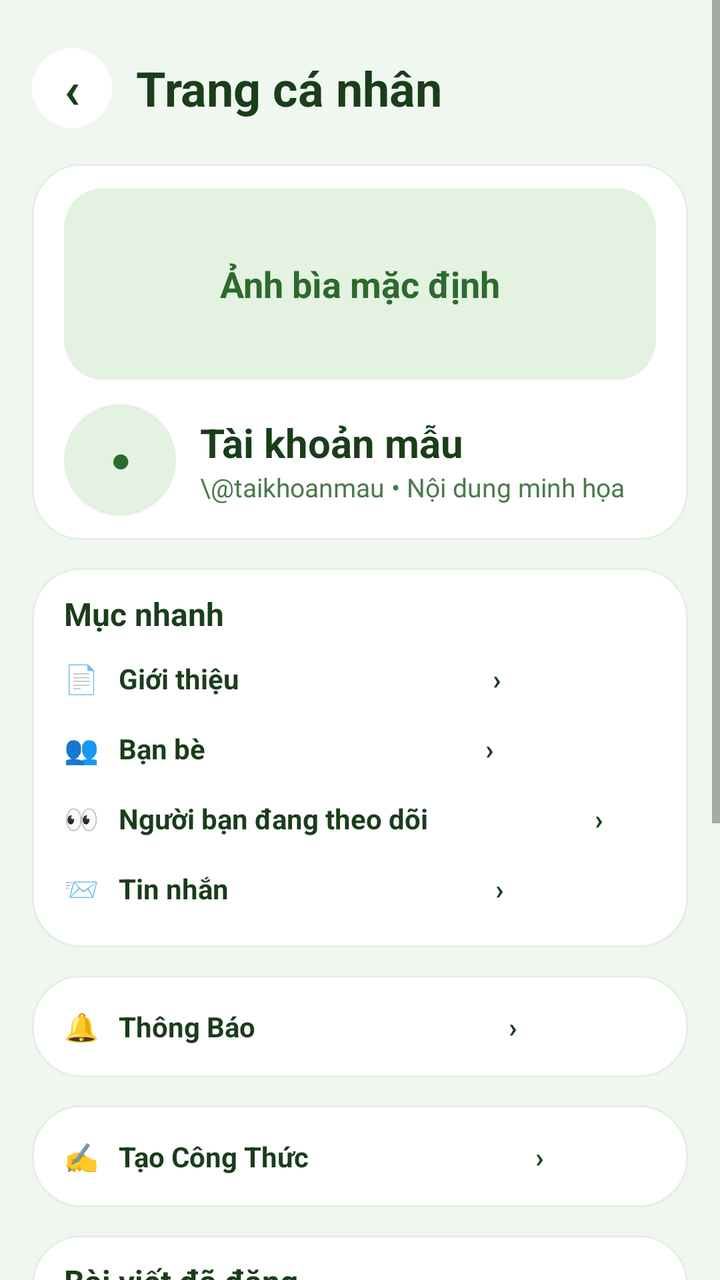
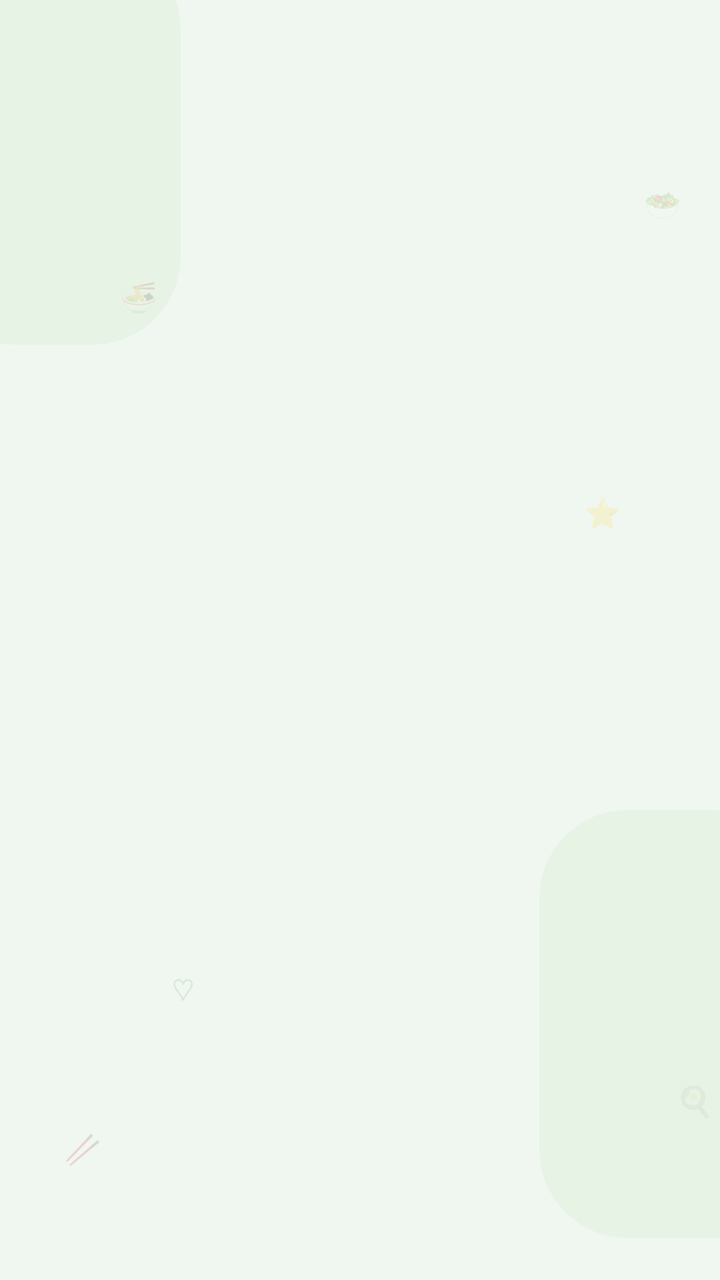

Compare the two renders of this Android layout. The source of the first and the diff that turns it into the second are given below.
<!-- AndroidManifest.xml: application theme AppTheme -->
<!-- res/layout/activity_frame_25_my_profile.xml -->
<?xml version="1.0" encoding="utf-8"?>
<ScrollView xmlns:android="http://schemas.android.com/apk/res/android"
    android:layout_width="match_parent"
    android:layout_height="match_parent"
    android:background="@color/panda_bg"
    android:fillViewport="true">

    <LinearLayout
        android:id="@id/screen_content"
        android:layout_width="match_parent"
        android:layout_height="wrap_content"
        android:orientation="vertical"
        android:paddingStart="16dp"
        android:paddingTop="24dp"
        android:paddingEnd="16dp"
        android:paddingBottom="24dp">

        <LinearLayout
            android:layout_width="match_parent"
            android:layout_height="wrap_content"
            android:gravity="center_vertical"
            android:orientation="horizontal"
            android:paddingBottom="10dp">

            <TextView
                android:layout_width="40dp"
                android:layout_height="40dp"
                android:background="@drawable/bg_circle_white"
                android:gravity="center"
                android:text="‹"
                android:textColor="@color/panda_green_dark"
                android:textSize="26sp"
                android:textStyle="bold" />

            <TextView
                android:layout_width="0dp"
                android:layout_height="wrap_content"
                android:layout_marginStart="12dp"
                android:layout_weight="1"
                android:text="Trang cá nhân"
                android:textColor="@color/panda_green_dark"
                android:textSize="24sp"
                android:textStyle="bold" />
        </LinearLayout>

        <LinearLayout
            android:layout_width="match_parent"
            android:layout_height="wrap_content"
            android:layout_marginTop="8dp"
            android:layout_marginBottom="6dp"
            android:background="@drawable/bg_figma_card"
            android:orientation="vertical"
            android:paddingStart="16dp"
            android:paddingTop="12dp"
            android:paddingEnd="16dp"
            android:paddingBottom="12dp">

            <TextView
                android:layout_width="match_parent"
                android:layout_height="96dp"
                android:background="@drawable/bg_figma_cover"
                android:gravity="center"
                android:text="Ảnh bìa mặc định"
                android:textColor="@color/panda_green"
                android:textSize="18sp"
                android:textStyle="bold" />

            <LinearLayout
                android:layout_width="match_parent"
                android:layout_height="wrap_content"
                android:gravity="center_vertical"
                android:orientation="horizontal"
                android:paddingTop="12dp">

                <TextView
                    android:layout_width="56dp"
                    android:layout_height="56dp"
                    android:background="@drawable/bg_figma_avatar"
                    android:gravity="center"
                    android:text="●"
                    android:textColor="@color/panda_green"
                    android:textSize="16sp"
                    android:textStyle="bold" />

                <LinearLayout
                    android:layout_width="0dp"
                    android:layout_height="wrap_content"
                    android:layout_marginStart="12dp"
                    android:layout_weight="1"
                    android:orientation="vertical">

                    <TextView
                        android:layout_width="match_parent"
                        android:layout_height="wrap_content"
                        android:text="Tài khoản mẫu"
                        android:textColor="@color/panda_green_dark"
                        android:textSize="20sp"
                        android:textStyle="bold" />

                    <TextView
                        android:layout_width="match_parent"
                        android:layout_height="wrap_content"
                        android:text="\@taikhoanmau • Nội dung minh họa"
                        android:textColor="@color/panda_green_mid"
                        android:textSize="13sp" />
                </LinearLayout>
            </LinearLayout>
        </LinearLayout>

        <LinearLayout
            android:layout_width="match_parent"
            android:layout_height="wrap_content"
            android:layout_marginTop="8dp"
            android:layout_marginBottom="6dp"
            android:background="@drawable/bg_figma_card"
            android:orientation="vertical"
            android:paddingStart="16dp"
            android:paddingTop="12dp"
            android:paddingEnd="16dp"
            android:paddingBottom="12dp">

            <TextView
                android:layout_width="match_parent"
                android:layout_height="wrap_content"
                android:text="Mục nhanh"
                android:textColor="@color/panda_green_dark"
                android:textSize="16sp"
                android:textStyle="bold" />

            <TextView
                android:layout_width="match_parent"
                android:layout_height="wrap_content"
                android:paddingTop="12dp"
                android:paddingBottom="8dp"
                android:text="📄   Giới thiệu                                      ›"
                android:textColor="@color/panda_green_dark"
                android:textSize="14sp"
                android:textStyle="bold" />

            <TextView
                android:layout_width="match_parent"
                android:layout_height="wrap_content"
                android:paddingTop="8dp"
                android:paddingBottom="8dp"
                android:text="👥   Bạn bè                                          ›"
                android:textColor="@color/panda_green_dark"
                android:textSize="14sp"
                android:textStyle="bold" />

            <TextView
                android:layout_width="match_parent"
                android:layout_height="wrap_content"
                android:paddingTop="8dp"
                android:paddingBottom="8dp"
                android:text="👀   Người bạn đang theo dõi                         ›"
                android:textColor="@color/panda_green_dark"
                android:textSize="14sp"
                android:textStyle="bold" />

            <TextView
                android:layout_width="match_parent"
                android:layout_height="wrap_content"
                android:paddingTop="8dp"
                android:paddingBottom="8dp"
                android:text="📨   Tin nhắn                                        ›"
                android:textColor="@color/panda_green_dark"
                android:textSize="14sp"
                android:textStyle="bold" />
        </LinearLayout>

        <TextView
            android:layout_width="match_parent"
            android:layout_height="wrap_content"
            android:layout_marginTop="8dp"
            android:layout_marginBottom="6dp"
            android:background="@drawable/bg_figma_card"
            android:padding="16dp"
            android:text="🔔   Thông Báo                                      ›"
            android:textColor="@color/panda_green_dark"
            android:textSize="14sp"
            android:textStyle="bold" />

        <TextView
            android:layout_width="match_parent"
            android:layout_height="wrap_content"
            android:layout_marginTop="8dp"
            android:layout_marginBottom="6dp"
            android:background="@drawable/bg_figma_card"
            android:padding="16dp"
            android:text="✍️   Tạo Công Thức                                  ›"
            android:textColor="@color/panda_green_dark"
            android:textSize="14sp"
            android:textStyle="bold" />

        <LinearLayout
            android:layout_width="match_parent"
            android:layout_height="wrap_content"
            android:layout_marginTop="8dp"
            android:layout_marginBottom="6dp"
            android:background="@drawable/bg_figma_card"
            android:orientation="vertical"
            android:paddingStart="16dp"
            android:paddingTop="12dp"
            android:paddingEnd="16dp"
            android:paddingBottom="12dp">

            <TextView
                android:layout_width="match_parent"
                android:layout_height="wrap_content"
                android:text="Bài viết đã đăng"
                android:textColor="@color/panda_green_dark"
                android:textSize="16sp"
                android:textStyle="bold" />

            <TextView
                android:layout_width="match_parent"
                android:layout_height="wrap_content"
                android:layout_marginTop="10dp"
                android:background="@drawable/bg_figma_post_card"
                android:padding="12dp"
                android:text="Tài khoản mẫu&#10;2 giờ trước&#10;&#10;Bài viết mẫu: Bữa tối tự nấu hôm nay — một chút yêu thương từ căn bếp nhỏ. 🥗&#10;&#10;12 thích     4 bình luận"
                android:textColor="@color/panda_green_dark"
                android:textSize="14sp" />

            <TextView
                android:layout_width="match_parent"
                android:layout_height="wrap_content"
                android:layout_marginTop="10dp"
                android:background="@drawable/bg_figma_post_card"
                android:padding="12dp"
                android:text="Tài khoản mẫu&#10;Hôm qua&#10;&#10;Bài viết mẫu: Cuối tuần thử một công thức mới. Bạn thích nấu món gì nhất?&#10;&#10;8 thích     2 bình luận"
                android:textColor="@color/panda_green_dark"
                android:textSize="14sp" />
        </LinearLayout>
    </LinearLayout>
</ScrollView>
<!-- resources referenced by this layout -->
<resources>
  <color name="panda_bg">#F0F7F0</color>
  <color name="panda_green">#2D6A2D</color>
  <color name="panda_green_dark">#1A3D1A</color>
  <color name="panda_green_mid">#4A7A4A</color>
  <!-- drawable bg_circle_white (drawable) -->
  <?xml version="1.0" encoding="utf-8"?>
  <shape xmlns:android="http://schemas.android.com/apk/res/android"
      android:shape="oval">
      <solid android:color="@color/panda_card" />
  </shape>
  <!-- drawable bg_figma_avatar (drawable) -->
  <?xml version="1.0" encoding="utf-8"?>
  <shape xmlns:android="http://schemas.android.com/apk/res/android"
      android:shape="oval">
      <solid android:color="@color/panda_mint" />
  </shape>
  <!-- drawable bg_figma_card (drawable) -->
  <?xml version="1.0" encoding="utf-8"?>
  <shape xmlns:android="http://schemas.android.com/apk/res/android"
      android:shape="rectangle">
      <solid android:color="@color/panda_card" />
      <stroke
          android:width="1dp"
          android:color="@color/panda_border" />
      <corners android:radius="24dp" />
  </shape>
  <!-- drawable bg_figma_cover (drawable) -->
  <?xml version="1.0" encoding="utf-8"?>
  <shape xmlns:android="http://schemas.android.com/apk/res/android"
      android:shape="rectangle">
      <solid android:color="@color/panda_mint" />
      <corners android:radius="20dp" />
  </shape>
  <!-- drawable bg_figma_post_card (drawable) -->
  <?xml version="1.0" encoding="utf-8"?>
  <shape xmlns:android="http://schemas.android.com/apk/res/android"
      android:shape="rectangle">
      <solid android:color="@color/panda_card_soft" />
      <stroke
          android:width="1dp"
          android:color="@color/panda_border" />
      <corners android:radius="18dp" />
  </shape>
  <style name="AppTheme" parent="@android:style/Theme.Material.Light.NoActionBar">
          <item name="android:fontFamily">sans-serif</item>
          <item name="android:windowLightStatusBar">true</item>
          <item name="android:statusBarColor">@color/panda_bg</item>
          <item name="android:navigationBarColor">@color/panda_bg</item>
          <item name="android:colorAccent">@color/panda_green</item>
      </style>
  <color name="panda_card">#FFFFFF</color>
  <color name="panda_mint">#E4F2E1</color>
  <color name="panda_border">#E5EFE2</color>
  <color name="panda_card_soft">#F8FBF8</color>
</resources>

<!-- the commit's change to res/layout/activity_frame_25_my_profile.xml (unified diff, before → after) -->
@@ -1,236 +1,101 @@
 <?xml version="1.0" encoding="utf-8"?>
-<ScrollView xmlns:android="http://schemas.android.com/apk/res/android"
+<FrameLayout xmlns:android="http://schemas.android.com/apk/res/android"
     android:layout_width="match_parent"
     android:layout_height="match_parent"
-    android:background="@color/panda_bg"
-    android:fillViewport="true">
+    android:background="@color/panda_bg">
 
-    <LinearLayout
-        android:id="@id/screen_content"
+    <View
+        android:layout_width="126dp"
+        android:layout_height="202dp"
+        android:layout_marginStart="-36dp"
+        android:layout_marginTop="-30dp"
+        android:alpha="0.7"
+        android:background="@drawable/bg_figma_deco" />
+
+    <TextView
+        android:layout_width="wrap_content"
+        android:layout_height="wrap_content"
+        android:layout_marginStart="60dp"
+        android:layout_marginTop="138dp"
+        android:alpha="0.16"
+        android:text="🍜"
+        android:textColor="@color/panda_green_light_text"
+        android:textSize="15sp" />
+
+    <TextView
+        android:layout_width="wrap_content"
+        android:layout_height="wrap_content"
+        android:layout_marginStart="322dp"
+        android:layout_marginTop="92dp"
+        android:alpha="0.16"
+        android:text="🥗"
+        android:textColor="@color/panda_green_light_text"
+        android:textSize="15sp" />
+
+    <TextView
+        android:layout_width="wrap_content"
+        android:layout_height="wrap_content"
+        android:layout_marginStart="292dp"
+        android:layout_marginTop="246dp"
+        android:alpha="0.16"
+        android:text="⭐"
+        android:textColor="@color/panda_green_light_text"
+        android:textSize="15sp" />
+
+    <TextView
+        android:layout_width="wrap_content"
+        android:layout_height="wrap_content"
+        android:layout_marginStart="338dp"
+        android:layout_marginTop="540dp"
+        android:alpha="0.16"
+        android:text="🍳"
+        android:textColor="@color/panda_green_light_text"
+        android:textSize="15sp" />
+
+    <TextView
+        android:layout_width="wrap_content"
+        android:layout_height="wrap_content"
+        android:layout_marginStart="32dp"
+        android:layout_marginTop="564dp"
+        android:alpha="0.16"
+        android:text="🥢"
+        android:textColor="@color/panda_green_light_text"
+        android:textSize="15sp" />
+
+    <View
+        android:layout_width="132dp"
+        android:layout_height="214dp"
+        android:layout_gravity="bottom|end"
+        android:layout_marginEnd="-42dp"
+        android:layout_marginBottom="21dp"
+        android:alpha="0.68"
+        android:background="@drawable/bg_figma_deco" />
+
+    <TextView
+        android:layout_width="wrap_content"
+        android:layout_height="wrap_content"
+        android:layout_gravity="bottom|start"
+        android:layout_marginStart="86dp"
+        android:layout_marginBottom="135dp"
+        android:alpha="0.16"
+        android:text="♡"
+        android:textColor="@color/panda_green_light_text"
+        android:textSize="15sp" />
+
+    <ScrollView
         android:layout_width="match_parent"
-        android:layout_height="wrap_content"
-        android:orientation="vertical"
-        android:paddingStart="16dp"
-        android:paddingTop="24dp"
-        android:paddingEnd="16dp"
-        android:paddingBottom="24dp">
+        android:layout_height="match_parent"
+        android:fillViewport="true"
+        android:overScrollMode="never">
 
         <LinearLayout
+            android:id="@id/screen_content"
             android:layout_width="match_parent"
             android:layout_height="wrap_content"
-            android:gravity="center_vertical"
-            android:orientation="horizontal"
-            android:paddingBottom="10dp">
-
-            <TextView
-                android:layout_width="40dp"
-                android:layout_height="40dp"
-                android:background="@drawable/bg_circle_white"
-                android:gravity="center"
-                android:text="‹"
-                android:textColor="@color/panda_green_dark"
-                android:textSize="26sp"
-                android:textStyle="bold" />
-
-            <TextView
-                android:layout_width="0dp"
-                android:layout_height="wrap_content"
-                android:layout_marginStart="12dp"
-                android:layout_weight="1"
-                android:text="Trang cá nhân"
-                android:textColor="@color/panda_green_dark"
-                android:textSize="24sp"
-                android:textStyle="bold" />
-        </LinearLayout>
-
-        <LinearLayout
-            android:layout_width="match_parent"
-            android:layout_height="wrap_content"
-            android:layout_marginTop="8dp"
-            android:layout_marginBottom="6dp"
-            android:background="@drawable/bg_figma_card"
             android:orientation="vertical"
             android:paddingStart="16dp"
-            android:paddingTop="12dp"
+            android:paddingTop="24dp"
             android:paddingEnd="16dp"
-            android:paddingBottom="12dp">
-
-            <TextView
-                android:layout_width="match_parent"
-                android:layout_height="96dp"
-                android:background="@drawable/bg_figma_cover"
-                android:gravity="center"
-                android:text="Ảnh bìa mặc định"
-                android:textColor="@color/panda_green"
-                android:textSize="18sp"
-                android:textStyle="bold" />
-
-            <LinearLayout
-                android:layout_width="match_parent"
-                android:layout_height="wrap_content"
-                android:gravity="center_vertical"
-                android:orientation="horizontal"
-                android:paddingTop="12dp">
-
-                <TextView
-                    android:layout_width="56dp"
-                    android:layout_height="56dp"
-                    android:background="@drawable/bg_figma_avatar"
-                    android:gravity="center"
-                    android:text="●"
-                    android:textColor="@color/panda_green"
-                    android:textSize="16sp"
-                    android:textStyle="bold" />
-
-                <LinearLayout
-                    android:layout_width="0dp"
-                    android:layout_height="wrap_content"
-                    android:layout_marginStart="12dp"
-                    android:layout_weight="1"
-                    android:orientation="vertical">
-
-                    <TextView
-                        android:layout_width="match_parent"
-                        android:layout_height="wrap_content"
-                        android:text="Tài khoản mẫu"
-                        android:textColor="@color/panda_green_dark"
-                        android:textSize="20sp"
-                        android:textStyle="bold" />
-
-                    <TextView
-                        android:layout_width="match_parent"
-                        android:layout_height="wrap_content"
-                        android:text="\@taikhoanmau • Nội dung minh họa"
-                        android:textColor="@color/panda_green_mid"
-                        android:textSize="13sp" />
-                </LinearLayout>
-            </LinearLayout>
-        </LinearLayout>
-
-        <LinearLayout
-            android:layout_width="match_parent"
-            android:layout_height="wrap_content"
-            android:layout_marginTop="8dp"
-            android:layout_marginBottom="6dp"
-            android:background="@drawable/bg_figma_card"
-            android:orientation="vertical"
-            android:paddingStart="16dp"
-            android:paddingTop="12dp"
-            android:paddingEnd="16dp"
-            android:paddingBottom="12dp">
-
-            <TextView
-                android:layout_width="match_parent"
-                android:layout_height="wrap_content"
-                android:text="Mục nhanh"
-                android:textColor="@color/panda_green_dark"
-                android:textSize="16sp"
-                android:textStyle="bold" />
-
-            <TextView
-                android:layout_width="match_parent"
-                android:layout_height="wrap_content"
-                android:paddingTop="12dp"
-                android:paddingBottom="8dp"
-                android:text="📄   Giới thiệu                                      ›"
-                android:textColor="@color/panda_green_dark"
-                android:textSize="14sp"
-                android:textStyle="bold" />
-
-            <TextView
-                android:layout_width="match_parent"
-                android:layout_height="wrap_content"
-                android:paddingTop="8dp"
-                android:paddingBottom="8dp"
-                android:text="👥   Bạn bè                                          ›"
-                android:textColor="@color/panda_green_dark"
-                android:textSize="14sp"
-                android:textStyle="bold" />
-
-            <TextView
-                android:layout_width="match_parent"
-                android:layout_height="wrap_content"
-                android:paddingTop="8dp"
-                android:paddingBottom="8dp"
-                android:text="👀   Người bạn đang theo dõi                         ›"
-                android:textColor="@color/panda_green_dark"
-                android:textSize="14sp"
-                android:textStyle="bold" />
-
-            <TextView
-                android:layout_width="match_parent"
-                android:layout_height="wrap_content"
-                android:paddingTop="8dp"
-                android:paddingBottom="8dp"
-                android:text="📨   Tin nhắn                                        ›"
-                android:textColor="@color/panda_green_dark"
-                android:textSize="14sp"
-                android:textStyle="bold" />
-        </LinearLayout>
-
-        <TextView
-            android:layout_width="match_parent"
-            android:layout_height="wrap_content"
-            android:layout_marginTop="8dp"
-            android:layout_marginBottom="6dp"
-            android:background="@drawable/bg_figma_card"
-            android:padding="16dp"
-            android:text="🔔   Thông Báo                                      ›"
-            android:textColor="@color/panda_green_dark"
-            android:textSize="14sp"
-            android:textStyle="bold" />
-
-        <TextView
-            android:layout_width="match_parent"
-            android:layout_height="wrap_content"
-            android:layout_marginTop="8dp"
-            android:layout_marginBottom="6dp"
-            android:background="@drawable/bg_figma_card"
-            android:padding="16dp"
-            android:text="✍️   Tạo Công Thức                                  ›"
-            android:textColor="@color/panda_green_dark"
-            android:textSize="14sp"
-            android:textStyle="bold" />
-
-        <LinearLayout
-            android:layout_width="match_parent"
-            android:layout_height="wrap_content"
-            android:layout_marginTop="8dp"
-            android:layout_marginBottom="6dp"
-            android:background="@drawable/bg_figma_card"
-            android:orientation="vertical"
-            android:paddingStart="16dp"
-            android:paddingTop="12dp"
-            android:paddingEnd="16dp"
-            android:paddingBottom="12dp">
-
-            <TextView
-                android:layout_width="match_parent"
-                android:layout_height="wrap_content"
-                android:text="Bài viết đã đăng"
-                android:textColor="@color/panda_green_dark"
-                android:textSize="16sp"
-                android:textStyle="bold" />
-
-            <TextView
-                android:layout_width="match_parent"
-                android:layout_height="wrap_content"
-                android:layout_marginTop="10dp"
-                android:background="@drawable/bg_figma_post_card"
-                android:padding="12dp"
-                android:text="Tài khoản mẫu&#10;2 giờ trước&#10;&#10;Bài viết mẫu: Bữa tối tự nấu hôm nay — một chút yêu thương từ căn bếp nhỏ. 🥗&#10;&#10;12 thích     4 bình luận"
-                android:textColor="@color/panda_green_dark"
-                android:textSize="14sp" />
-
-            <TextView
-                android:layout_width="match_parent"
-                android:layout_height="wrap_content"
-                android:layout_marginTop="10dp"
-                android:background="@drawable/bg_figma_post_card"
-                android:padding="12dp"
-                android:text="Tài khoản mẫu&#10;Hôm qua&#10;&#10;Bài viết mẫu: Cuối tuần thử một công thức mới. Bạn thích nấu món gì nhất?&#10;&#10;8 thích     2 bình luận"
-                android:textColor="@color/panda_green_dark"
-                android:textSize="14sp" />
-        </LinearLayout>
-    </LinearLayout>
-</ScrollView>
+            android:paddingBottom="24dp" />
+    </ScrollView>
+</FrameLayout>
<!-- resource entries referenced after the edit -->
@@ -1,48 +1,15 @@
 <!-- resources referenced by this layout -->
 <resources>
   <color name="panda_bg">#F0F7F0</color>
-  <color name="panda_green">#2D6A2D</color>
-  <color name="panda_green_dark">#1A3D1A</color>
-  <color name="panda_green_mid">#4A7A4A</color>
-  <!-- drawable bg_circle_white (drawable) -->
-  <?xml version="1.0" encoding="utf-8"?>
-  <shape xmlns:android="http://schemas.android.com/apk/res/android"
-      android:shape="oval">
-      <solid android:color="@color/panda_card" />
-  </shape>
-  <!-- drawable bg_figma_avatar (drawable) -->
-  <?xml version="1.0" encoding="utf-8"?>
-  <shape xmlns:android="http://schemas.android.com/apk/res/android"
-      android:shape="oval">
-      <solid android:color="@color/panda_mint" />
-  </shape>
-  <!-- drawable bg_figma_card (drawable) -->
-  <?xml version="1.0" encoding="utf-8"?>
-  <shape xmlns:android="http://schemas.android.com/apk/res/android"
-      android:shape="rectangle">
-      <solid android:color="@color/panda_card" />
-      <stroke
-          android:width="1dp"
-          android:color="@color/panda_border" />
-      <corners android:radius="24dp" />
-  </shape>
-  <!-- drawable bg_figma_cover (drawable) -->
+  <color name="panda_green_light_text">#6A9B6A</color>
+  <!-- drawable bg_figma_deco (drawable) -->
   <?xml version="1.0" encoding="utf-8"?>
   <shape xmlns:android="http://schemas.android.com/apk/res/android"
       android:shape="rectangle">
       <solid android:color="@color/panda_mint" />
-      <corners android:radius="20dp" />
+      <corners android:radius="44dp" />
   </shape>
-  <!-- drawable bg_figma_post_card (drawable) -->
-  <?xml version="1.0" encoding="utf-8"?>
-  <shape xmlns:android="http://schemas.android.com/apk/res/android"
-      android:shape="rectangle">
-      <solid android:color="@color/panda_card_soft" />
-      <stroke
-          android:width="1dp"
-          android:color="@color/panda_border" />
-      <corners android:radius="18dp" />
-  </shape>
+  <color name="panda_green">#2D6A2D</color>
   <style name="AppTheme" parent="@android:style/Theme.Material.Light.NoActionBar">
           <item name="android:fontFamily">sans-serif</item>
           <item name="android:windowLightStatusBar">true</item>
@@ -50,9 +17,6 @@
           <item name="android:navigationBarColor">@color/panda_bg</item>
           <item name="android:colorAccent">@color/panda_green</item>
       </style>
-  <color name="panda_card">#FFFFFF</color>
   <color name="panda_mint">#E4F2E1</color>
-  <color name="panda_border">#E5EFE2</color>
-  <color name="panda_card_soft">#F8FBF8</color>
 </resources>
 
